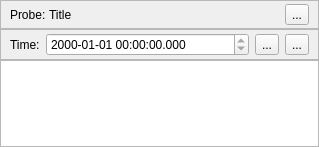
First picture: the form in libshvvisu/src/timeline/graphprobewidget.ui, repository syyyr/libshv, before the edit.
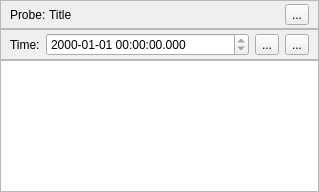
Second picture: the form after the edit. Icons and pictures are not drawn.

Commit message: drag'n'drop on title will move probe window around

What changed in the file:
```diff
--- a/libshvvisu/src/timeline/graphprobewidget.ui
+++ b/libshvvisu/src/timeline/graphprobewidget.ui
@@ -7,7 +7,7 @@
     <x>0</x>
     <y>0</y>
     <width>319</width>
-    <height>147</height>
+    <height>192</height>
    </rect>
   </property>
   <property name="windowTitle">
```
The commit also changes 2 other files.
